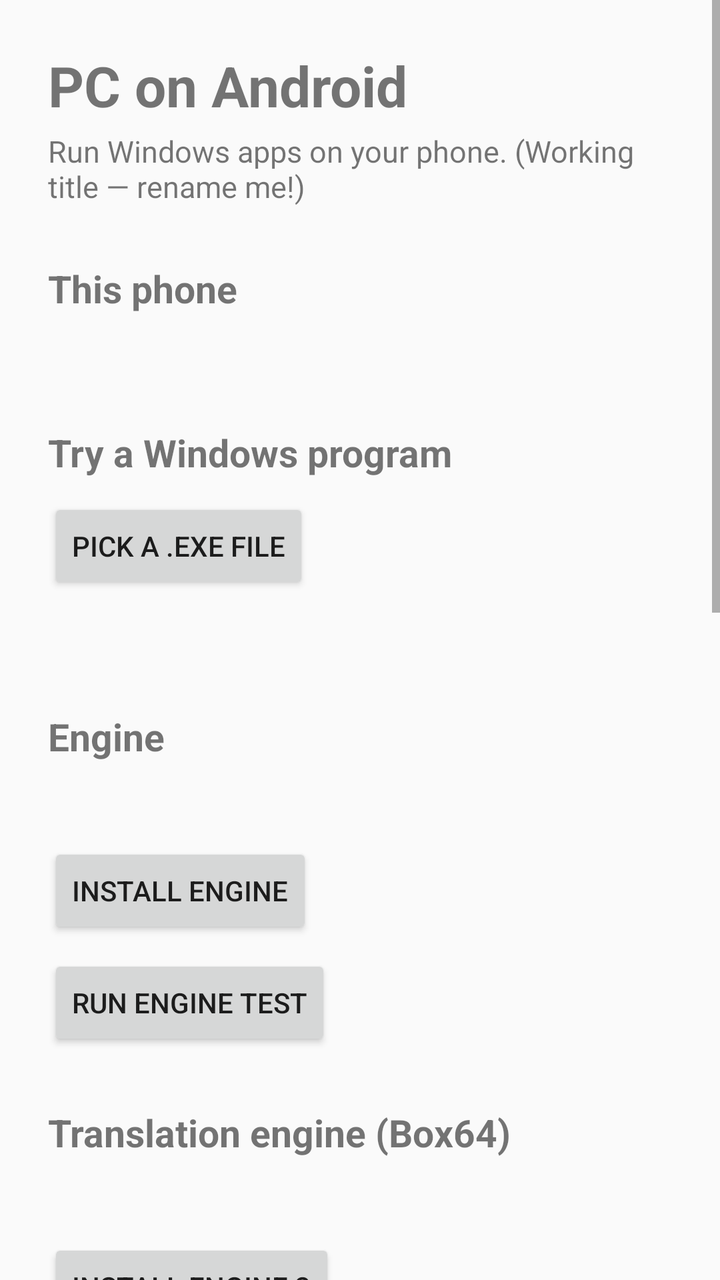
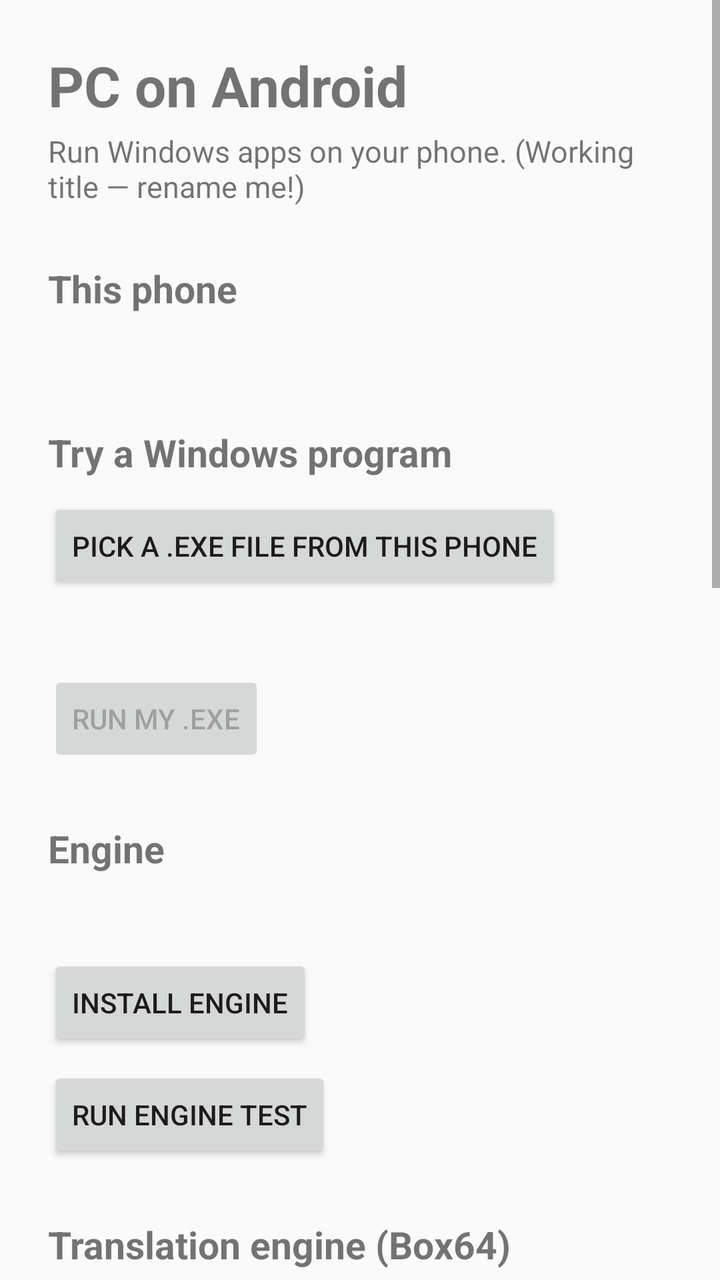

Compare the two renders of this Android layout. The source of the first and the diff that turns it into the second are given below.
<!-- AndroidManifest.xml: application theme Theme.PCOnAndroid -->
<!-- res/layout/activity_main.xml -->
<?xml version="1.0" encoding="utf-8"?>
<ScrollView xmlns:android="http://schemas.android.com/apk/res/android"
    android:layout_width="match_parent"
    android:layout_height="match_parent">

    <LinearLayout
        android:layout_width="match_parent"
        android:layout_height="wrap_content"
        android:orientation="vertical"
        android:padding="24dp">

        <TextView
            android:layout_width="wrap_content"
            android:layout_height="wrap_content"
            android:text="PC on Android"
            android:textSize="28sp"
            android:textStyle="bold" />

        <TextView
            android:layout_width="wrap_content"
            android:layout_height="wrap_content"
            android:layout_marginTop="4dp"
            android:text="Run Windows apps on your phone. (Working title — rename me!)"
            android:textSize="15sp" />

        <TextView
            android:layout_width="wrap_content"
            android:layout_height="wrap_content"
            android:layout_marginTop="28dp"
            android:text="This phone"
            android:textSize="19sp"
            android:textStyle="bold" />

        <TextView
            android:id="@+id/deviceInfo"
            android:layout_width="wrap_content"
            android:layout_height="wrap_content"
            android:layout_marginTop="8dp"
            android:textSize="15sp" />

        <TextView
            android:layout_width="wrap_content"
            android:layout_height="wrap_content"
            android:layout_marginTop="28dp"
            android:text="Try a Windows program"
            android:textSize="19sp"
            android:textStyle="bold" />

        <Button
            android:id="@+id/pickExeButton"
            android:layout_width="wrap_content"
            android:layout_height="wrap_content"
            android:layout_marginTop="10dp"
            android:text="Pick a .exe file" />

        <TextView
            android:id="@+id/pickedFile"
            android:layout_width="wrap_content"
            android:layout_height="wrap_content"
            android:layout_marginTop="10dp"
            android:textSize="15sp" />

        <TextView
            android:layout_width="wrap_content"
            android:layout_height="wrap_content"
            android:layout_marginTop="28dp"
            android:text="Engine"
            android:textSize="19sp"
            android:textStyle="bold" />

        <TextView
            android:id="@+id/engineStatus"
            android:layout_width="wrap_content"
            android:layout_height="wrap_content"
            android:layout_marginTop="8dp"
            android:textSize="15sp" />

        <Button
            android:id="@+id/installEngineButton"
            android:layout_width="wrap_content"
            android:layout_height="wrap_content"
            android:layout_marginTop="12dp"
            android:text="INSTALL ENGINE" />

        <Button
            android:id="@+id/runEngineTestButton"
            android:layout_width="wrap_content"
            android:layout_height="wrap_content"
            android:layout_marginTop="8dp"
            android:text="RUN ENGINE TEST" />

        <TextView
            android:layout_width="wrap_content"
            android:layout_height="wrap_content"
            android:layout_marginTop="28dp"
            android:text="Translation engine (Box64)"
            android:textSize="19sp"
            android:textStyle="bold" />

        <TextView
            android:id="@+id/engine2Status"
            android:layout_width="wrap_content"
            android:layout_height="wrap_content"
            android:layout_marginTop="8dp"
            android:textSize="15sp" />

        <Button
            android:id="@+id/installEngine2Button"
            android:layout_width="wrap_content"
            android:layout_height="wrap_content"
            android:layout_marginTop="12dp"
            android:text="INSTALL ENGINE 2" />

        <Button
            android:id="@+id/runTranslationTestButton"
            android:layout_width="wrap_content"
            android:layout_height="wrap_content"
            android:layout_marginTop="8dp"
            android:text="RUN TRANSLATION TEST" />

        <TextView
            android:layout_width="wrap_content"
            android:layout_height="wrap_content"
            android:layout_marginTop="28dp"
            android:text="Wine (runs Windows programs)"
            android:textSize="19sp"
            android:textStyle="bold" />

        <TextView
            android:id="@+id/wineStatus"
            android:layout_width="wrap_content"
            android:layout_height="wrap_content"
            android:layout_marginTop="8dp"
            android:textSize="15sp" />

        <Button
            android:id="@+id/installWineButton"
            android:layout_width="wrap_content"
            android:layout_height="wrap_content"
            android:layout_marginTop="12dp"
            android:text="DOWNLOAD + INSTALL WINE (~148 MB)" />

        <Button
            android:id="@+id/runWineTestButton"
            android:layout_width="wrap_content"
            android:layout_height="wrap_content"
            android:layout_marginTop="8dp"
            android:text="RUN WINE TEST" />

        <Button
            android:id="@+id/runExeTestButton"
            android:layout_width="wrap_content"
            android:layout_height="wrap_content"
            android:layout_marginTop="8dp"
            android:text="RUN FIRST .EXE TEST" />

        <TextView
            android:layout_width="wrap_content"
            android:layout_height="wrap_content"
            android:layout_marginTop="28dp"
            android:text="Graphics (see Windows programs)"
            android:textSize="19sp"
            android:textStyle="bold" />

        <TextView
            android:id="@+id/graphicsStatus"
            android:layout_width="wrap_content"
            android:layout_height="wrap_content"
            android:layout_marginTop="8dp"
            android:textSize="15sp" />

        <Button
            android:id="@+id/setupGraphicsButton"
            android:layout_width="wrap_content"
            android:layout_height="wrap_content"
            android:layout_marginTop="12dp"
            android:text="SETUP GRAPHICS (X SERVER)" />

        <Button
            android:id="@+id/runGuiButton"
            android:layout_width="wrap_content"
            android:layout_height="wrap_content"
            android:layout_marginTop="8dp"
            android:text="START WINDOWS SCREEN (PUTTY)" />

        <Button
            android:id="@+id/openScreenButton"
            android:layout_width="wrap_content"
            android:layout_height="wrap_content"
            android:layout_marginTop="8dp"
            android:text="OPEN SCREEN" />

        <Button
            android:id="@+id/stopGraphicsButton"
            android:layout_width="wrap_content"
            android:layout_height="wrap_content"
            android:layout_marginTop="8dp"
            android:text="STOP GRAPHICS" />

        <TextView
            android:id="@+id/engineLog"
            android:layout_width="match_parent"
            android:layout_height="wrap_content"
            android:layout_marginTop="10dp"
            android:fontFamily="monospace"
            android:textSize="12sp" />

    </LinearLayout>
</ScrollView>
<!-- resources referenced by this layout -->
<resources>
  <style name="Theme.PCOnAndroid" parent="Theme.AppCompat.DayNight.DarkActionBar" />
</resources>

<!-- the commit's change to res/layout/activity_main.xml (unified diff, before → after) -->
@@ -51,7 +51,7 @@
             android:layout_width="wrap_content"
             android:layout_height="wrap_content"
             android:layout_marginTop="10dp"
-            android:text="Pick a .exe file" />
+            android:text="Pick a .exe file from this phone" />
 
         <TextView
             android:id="@+id/pickedFile"
@@ -59,6 +59,14 @@
             android:layout_height="wrap_content"
             android:layout_marginTop="10dp"
             android:textSize="15sp" />
+
+        <Button
+            android:id="@+id/runMyExeButton"
+            android:layout_width="wrap_content"
+            android:layout_height="wrap_content"
+            android:layout_marginTop="8dp"
+            android:enabled="false"
+            android:text="RUN MY .EXE" />
 
         <TextView
             android:layout_width="wrap_content"
